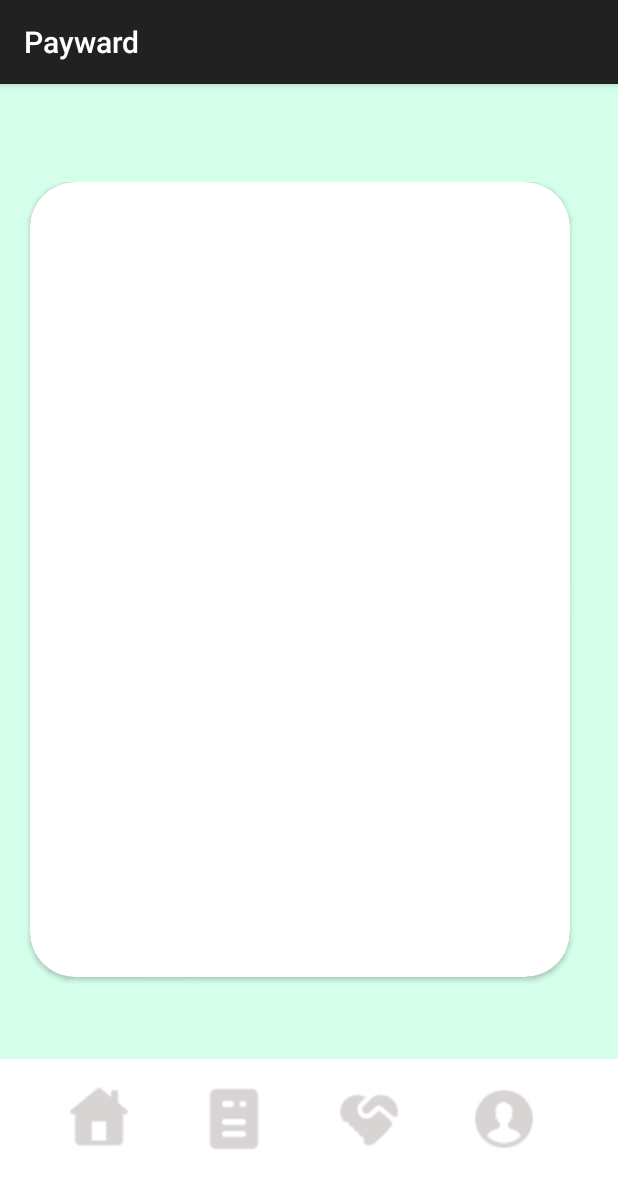
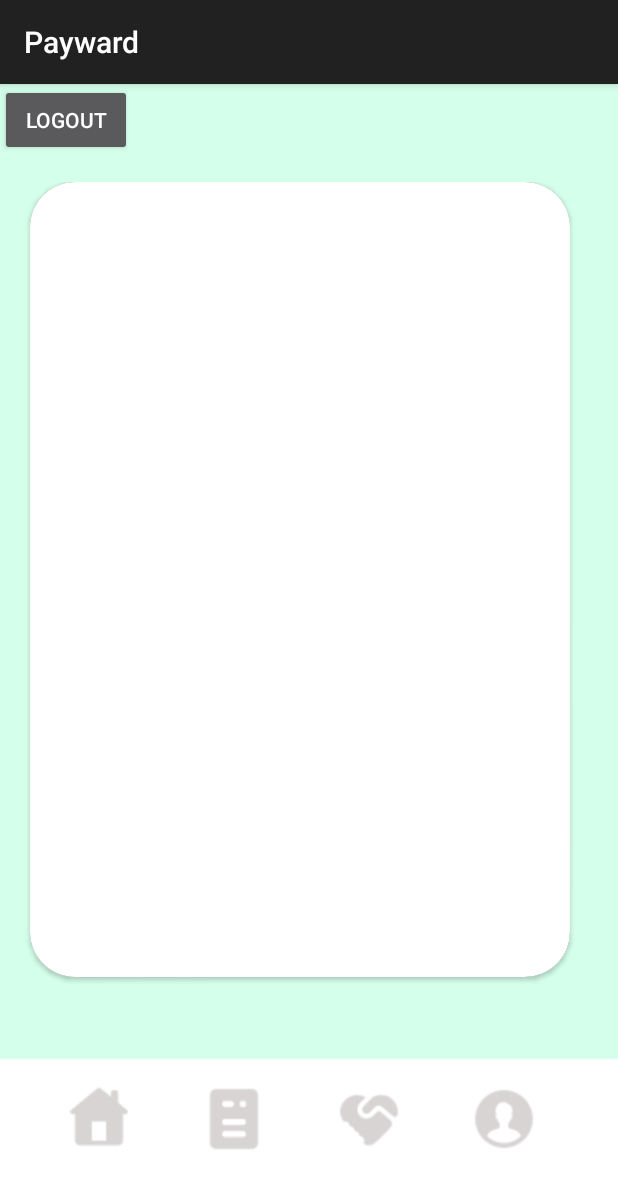
Before and after one commit to forbesne/Payward, an Android app built with Jetpack Compose: the screen it shows after launch once a user with an empty profile is signed in (MainActivity), on a phone screen of 412 x 824 dp. Shown: the top 1188 px of the screen. Run offline under Robolectric (Android 15) with nearby library versions, the phone set to English and light mode, and no system bars; our stand-ins replace Firebase (no records; nobody signed in at launch, a user with empty details on screens opened directly).

Commit message:
Login page commit

```diff
--- a/app/src/main/java/com/payward/mobile/MainActivity.kt
+++ b/app/src/main/java/com/payward/mobile/MainActivity.kt
@@ -23,6 +23,7 @@ class MainActivity : AppCompatActivity() {
     private lateinit var viewModel: MainViewModel
     private var requestList = ArrayList<Request>()
     private lateinit var auth: FirebaseAuth
+    private lateinit var logoutBtn: Button
 
 
     override fun onCreate(savedInstanceState: Bundle?) {
@@ -39,6 +40,15 @@ class MainActivity : AppCompatActivity() {
             finish()
         } else {
             Toast.makeText(this, "Already logged in", Toast.LENGTH_LONG).show()
+        }
+
+        logoutBtn = findViewById(R.id.logout_btn)
+
+        logoutBtn.setOnClickListener{
+            FirebaseAuth.getInstance().signOut()
+            val intent = Intent(this, MainFragment::class.java)
+            startActivity(intent)
+            finish()
         }
 
         viewModel.initializeFirebase()
--- a/app/src/main/res/layout/activity_main.xml
+++ b/app/src/main/res/layout/activity_main.xml
@@ -110,4 +110,10 @@
 
     </LinearLayout>
 
+    <Button
+        android:id="@+id/logout_btn"
+        android:layout_width="wrap_content"
+        android:layout_height="wrap_content"
+        android:text="Logout" />
+
 </RelativeLayout>
```
